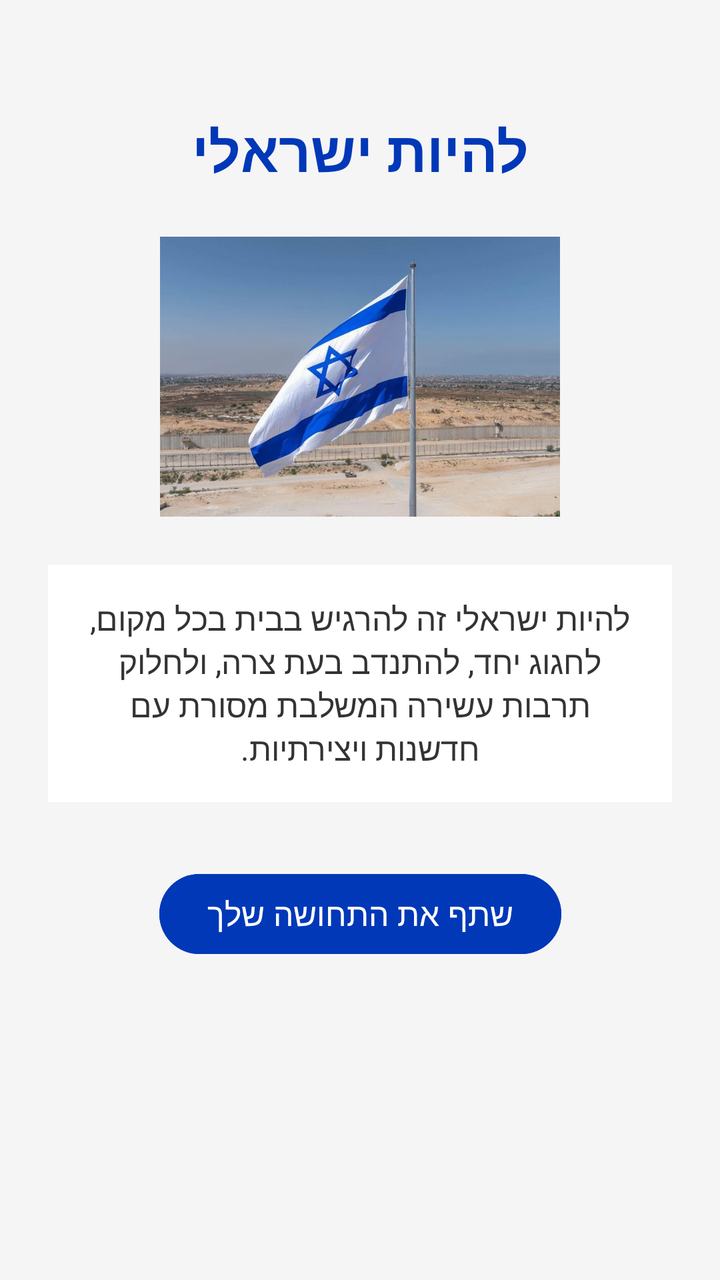
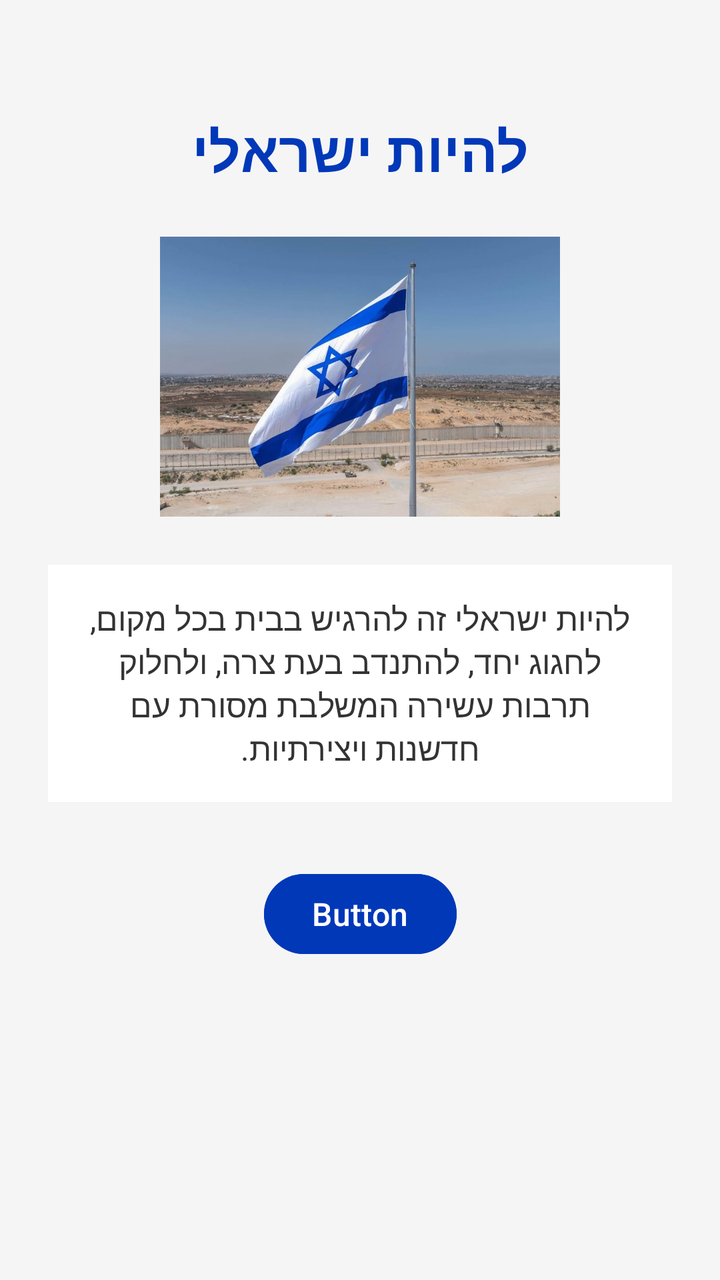

Screens rendered from an Android XML layout before and after an edit, with the pre-edit source and the edit as a unified diff.
<!-- AndroidManifest.xml: application theme Theme.MyFirstAppOran -->
<!-- res/layout/activity_main.xml -->
<?xml version="1.0" encoding="utf-8"?>
<androidx.constraintlayout.widget.ConstraintLayout
    xmlns:android="http://schemas.android.com/apk/res/android"
    xmlns:app="http://schemas.android.com/apk/res-auto"
    xmlns:tools="http://schemas.android.com/tools"
    android:layout_width="match_parent"
    android:layout_height="match_parent"
    android:background="#F5F5F5"
    android:padding="24dp"
    tools:context=".MainActivity">

    
    <TextView
        android:id="@+id/titleTextView"
        android:layout_width="wrap_content"
        android:layout_height="wrap_content"
        android:text="להיות ישראלי"
        android:textSize="28sp"
        android:textStyle="bold"
        android:textColor="#0038B8"
        android:layout_marginTop="32dp"
        app:layout_constraintTop_toTopOf="parent"
        app:layout_constraintStart_toStartOf="parent"
        app:layout_constraintEnd_toEndOf="parent" />

    
    <ImageView
        android:id="@+id/israelImageView"
        android:layout_width="200dp"
        android:layout_height="140dp"
        android:layout_marginTop="24dp"
        android:src="@drawable/israelflag"
        android:scaleType="centerCrop"
        android:contentDescription="סמל או דגל המייצגים את ישראל"
        app:layout_constraintTop_toBottomOf="@+id/titleTextView"
        app:layout_constraintStart_toStartOf="parent"
        app:layout_constraintEnd_toEndOf="parent" />

    
    <TextView
        android:id="@+id/descTextView"
        android:layout_width="0dp"
        android:layout_height="wrap_content"
        android:text="להיות ישראלי זה להרגיש בבית בכל מקום, לחגוג יחד, להתנדב בעת צרה, ולחלוק תרבות עשירה המשלבת מסורת עם חדשנות ויצירתיות."
        android:textSize="16sp"
        android:textColor="#333333"
        android:gravity="center"
        android:background="#FFFFFF"
        android:padding="16dp"
        android:layout_marginTop="24dp"
        app:layout_constraintTop_toBottomOf="@+id/israelImageView"
        app:layout_constraintStart_toStartOf="parent"
        app:layout_constraintEnd_toEndOf="parent" />

    
    <Button
        android:id="@+id/actionButton"
        android:layout_width="wrap_content"
        android:layout_height="wrap_content"
        android:text="שתף את התחושה שלך"
        android:textSize="16sp"
        android:backgroundTint="#0038B8"
        android:textColor="#FFFFFF"
        android:layout_marginTop="32dp"
        app:layout_constraintTop_toBottomOf="@+id/descTextView"
        app:layout_constraintStart_toStartOf="parent"
        app:layout_constraintEnd_toEndOf="parent" />

</androidx.constraintlayout.widget.ConstraintLayout>
<!-- resources referenced by this layout -->
<resources>
  <!-- drawable israelflag: png bitmap (drawable, 97832 bytes) -->
  <style name="Theme.MyFirstAppOran" parent="Base.Theme.MyFirstAppOran" />
  <style name="Base.Theme.MyFirstAppOran" parent="Theme.Material3.DayNight.NoActionBar">
          
          
      </style>
</resources>

<!-- the commit's change to res/layout/activity_main.xml (unified diff, before → after) -->
@@ -57,7 +57,7 @@
         android:id="@+id/actionButton"
         android:layout_width="wrap_content"
         android:layout_height="wrap_content"
-        android:text="שתף את התחושה שלך"
+        android:text="Button"
         android:textSize="16sp"
         android:backgroundTint="#0038B8"
         android:textColor="#FFFFFF"
